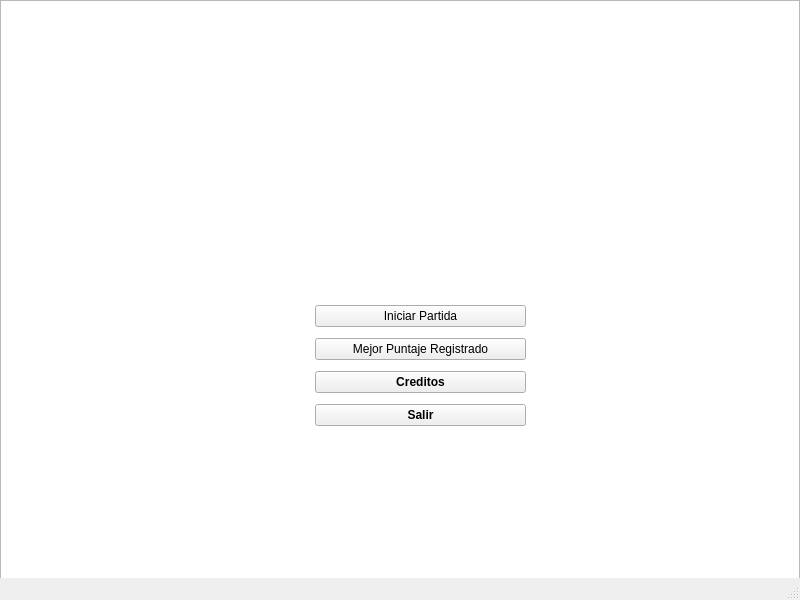
Qt form Ejecutable/mainwindow.ui (Manueleorjuela/Proyecto-Final) before a commit.
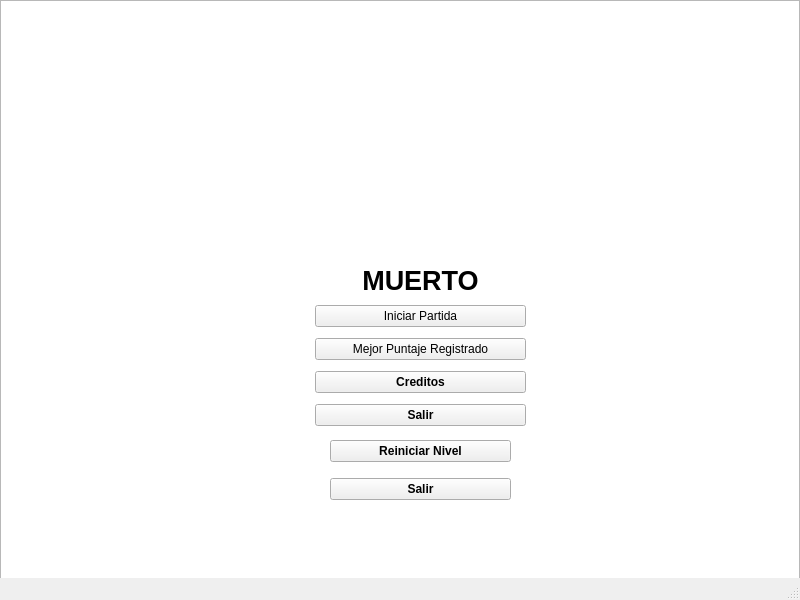
The same form after that commit.

Commit message:
Nivel 1 completado
Hay unos problemas respecto a las repeticiones por rondas para los sistemas fisicos, creo que tener una hipotesis para la solucion pero voy a hacer la prueba con el segundo nivel

```diff
--- a/Ejecutable/mainwindow.ui
+++ b/Ejecutable/mainwindow.ui
@@ -86,6 +86,68 @@
      </item>
     </layout>
    </widget>
+   <widget class="QWidget" name="Menu_2" native="true">
+    <property name="geometry">
+     <rect>
+      <x>330</x>
+      <y>430</y>
+      <width>181</width>
+      <height>81</height>
+     </rect>
+    </property>
+    <layout class="QVBoxLayout" name="verticalLayout_4">
+     <item>
+      <widget class="QPushButton" name="Reiniciar_Nivel">
+       <property name="font">
+        <font>
+         <family>System</family>
+         <bold>true</bold>
+        </font>
+       </property>
+       <property name="text">
+        <string>Reiniciar Nivel</string>
+       </property>
+      </widget>
+     </item>
+     <item>
+      <widget class="QPushButton" name="Salir_2">
+       <property name="font">
+        <font>
+         <family>System</family>
+         <bold>true</bold>
+        </font>
+       </property>
+       <property name="text">
+        <string>Salir</string>
+       </property>
+      </widget>
+     </item>
+    </layout>
+   </widget>
+   <widget class="QLabel" name="Aviso_Muerte">
+    <property name="geometry">
+     <rect>
+      <x>340</x>
+      <y>260</y>
+      <width>161</width>
+      <height>41</height>
+     </rect>
+    </property>
+    <property name="font">
+     <font>
+      <family>System</family>
+      <pointsize>20</pointsize>
+      <bold>true</bold>
+     </font>
+    </property>
+    <property name="text">
+     <string>&lt;html&gt;&lt;head/&gt;&lt;body&gt;&lt;p align=&quot;center&quot;&gt;MUERTO&lt;/p&gt;&lt;/body&gt;&lt;/html&gt;</string>
+    </property>
+   </widget>
+   <zorder>graphicsView</zorder>
+   <zorder>Menu_2</zorder>
+   <zorder>Menu</zorder>
+   <zorder>Aviso_Muerte</zorder>
   </widget>
   <widget class="QStatusBar" name="statusbar"/>
  </widget>
```
The commit also changes 9 other files.
